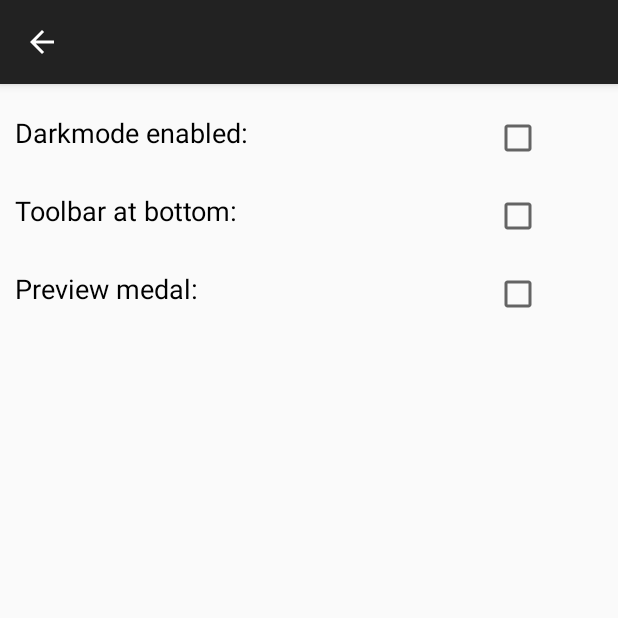
After one commit to atreskow/dwm-sandbox-niklas, an Android app: the SettingsActivity screen opened directly, with no data from a screen before it, on a phone screen of 412 x 824 dp, the top half of it. The commit adds this screen. Run offline under Robolectric (Android 15) with nearby library versions, the phone set to English and light mode, and no system bars.

Commit message:
Neue Activity für Einstellungen hinzugefügt; Toolbar Funktionalität für Platzierung oben / unten durch Einstellungen ergänzt

```diff
--- a/Weinsuchapp_Extern/WineSearchApp_Extern/app/src/main/AndroidManifest.xml
+++ b/Weinsuchapp_Extern/WineSearchApp_Extern/app/src/main/AndroidManifest.xml
@@ -19,6 +19,9 @@
         <activity android:name="com.dwm.winesearchapp_extern.WinedetailsActivity"
             android:parentActivityName=".SearchActivity">
         </activity>
+        <activity android:name="com.dwm.winesearchapp_extern.SettingsActivity"
+            android:parentActivityName=".SearchActivity">
+        </activity>
     </application>
 
     <uses-permission android:name="android.permission.INTERNET" />
--- /dev/null
+++ b/Weinsuchapp_Extern/WineSearchApp_Extern/app/src/main/java/com/dwm/winesearchapp_extern/SettingsActivity.java
@@ -0,0 +1,67 @@
+package com.dwm.winesearchapp_extern;
+
+import android.content.Context;
+import android.content.Intent;
+import android.content.SharedPreferences;
+import android.os.Bundle;
+import android.preference.PreferenceManager;
+import android.widget.CheckBox;
+import android.widget.CompoundButton;
+
+import androidx.appcompat.app.AppCompatActivity;
+
+public class SettingsActivity extends AppCompatActivity {
+
+    private CheckBox _darkmodeCheckbox;
+    private CheckBox _toolbarCheckbox;
+    private CheckBox _medalCheckbox;
+
+    private SharedPreferences _sharedPref;
+    private SharedPreferences.Editor _editor;
+
+    @Override
+    protected void onCreate(Bundle savedInstanceState) {
+        super.onCreate(savedInstanceState);
+        setContentView(R.layout.activity_settings);
+        ViewHelper.SetupToolbar(this);
+
+        _sharedPref = PreferenceManager.getDefaultSharedPreferences(getApplicationContext());
+        _editor = _sharedPref.edit();
+
+        _darkmodeCheckbox = findViewById(R.id.darkmode_checkbox);
+        _toolbarCheckbox = findViewById(R.id.toolbar_checkbox);
+        _medalCheckbox = findViewById(R.id.medal_checkbox);
+
+        _darkmodeCheckbox.setChecked(_sharedPref.getBoolean("darkmodeEnabled", false));
+        _toolbarCheckbox.setChecked(_sharedPref.getBoolean("toolbarBottom", false));
+        _medalCheckbox.setChecked(_sharedPref.getBoolean("medalPreview", false));
+
+        _darkmodeCheckbox.setOnCheckedChangeListener(_darkmodeListener);
+        _toolbarCheckbox.setOnCheckedChangeListener(_toolbarListener);
+        _medalCheckbox.setOnCheckedChangeListener(_medalListener);
+    }
+
+    private void reload() {
+        Intent i = new Intent(getApplicationContext(), SettingsActivity.class);
+        getApplicationContext().startActivity(i);
+        ViewHelper.Finish(this);
+    }
+
+    private final CompoundButton.OnCheckedChangeListener _darkmodeListener = (radioGroup, isChecked) -> {
+        _editor.putBoolean("darkmodeEnabled", isChecked);
+        _editor.commit();
+        reload();
+    };
+
+    private final CompoundButton.OnCheckedChangeListener _toolbarListener = (radioGroup, isChecked) -> {
+        _editor.putBoolean("toolbarBottom", isChecked);
+        _editor.commit();
+        reload();
+    };
+
+    private final CompoundButton.OnCheckedChangeListener _medalListener = (radioGroup, isChecked) -> {
+        _editor.putBoolean("medalPreview", isChecked);
+        _editor.commit();
+        reload();
+    };
+}
--- a/Weinsuchapp_Extern/WineSearchApp_Extern/app/src/main/java/com/dwm/winesearchapp_extern/ViewHelper.java
+++ b/Weinsuchapp_Extern/WineSearchApp_Extern/app/src/main/java/com/dwm/winesearchapp_extern/ViewHelper.java
@@ -4,11 +4,13 @@
 import android.content.Context;
 import android.graphics.Bitmap;
 import android.graphics.Point;
+import android.preference.PreferenceManager;
 import android.view.Display;
 import android.view.View;
 import android.view.WindowManager;
 import android.widget.ImageView;
 import android.widget.LinearLayout;
+import android.widget.RelativeLayout;
 import android.widget.TextView;
 import android.widget.Toast;
 
@@ -83,6 +85,16 @@
         activity.setSupportActionBar(actionBar);
         activity.getSupportActionBar().setDisplayShowTitleEnabled(false);
         activity.getSupportActionBar().setDisplayHomeAsUpEnabled(true);
+
+        boolean toolbarBottom = PreferenceManager.getDefaultSharedPreferences(activity.getApplicationContext()).getBoolean("toolbarBottom", false);
+        if (toolbarBottom) {
+            RelativeLayout.LayoutParams params = new RelativeLayout.LayoutParams(RelativeLayout.LayoutParams.MATCH_PARENT,  RelativeLayout.LayoutParams.WRAP_CONTENT);
+            params.addRule(RelativeLayout.ALIGN_PARENT_BOTTOM, RelativeLayout.TRUE);
+            actionBar.setLayoutParams(params);
+
+            TextView toolbarWhitespace = activity.findViewById(R.id.toolbar_whitespace);
+            toolbarWhitespace.setVisibility(View.GONE);
+        }
     }
 
     public static LinearLayout CreateLinearLayout(Context context) {
--- /dev/null
+++ b/Weinsuchapp_Extern/WineSearchApp_Extern/app/src/main/res/layout/activity_settings.xml
@@ -0,0 +1,123 @@
+<?xml version="1.0" encoding="utf-8"?>
+<RelativeLayout xmlns:android="http://schemas.android.com/apk/res/android"
+    android:backgroundTint="@color/colorPrimary"
+    android:layout_width="match_parent"
+    android:layout_height="match_parent">
+
+    <include
+        android:id="@+id/toolbar"
+        layout="@layout/toolbar_winedetails"
+        android:layout_alignParentBottom="false"
+        android:layout_width="match_parent"
+        android:layout_height="wrap_content"/>
+
+    <ProgressBar
+        android:id="@+id/loadingPanel"
+        android:layout_width="wrap_content"
+        android:layout_height="wrap_content"
+        android:gravity="center"
+        android:layout_centerInParent="true"
+        android:visibility="gone"
+        android:indeterminate="true" />
+
+    <ScrollView
+        android:id="@+id/scrollView1"
+        android:layout_width="match_parent"
+        android:layout_height="match_parent">
+
+        <LinearLayout
+            android:layout_width="match_parent"
+            android:layout_height="match_parent"
+            android:orientation="vertical" >
+
+            <TextView
+                android:id="@+id/toolbar_whitespace"
+                android:layout_width="match_parent"
+                android:layout_height="?attr/actionBarSize"
+                android:text=""
+                android:textAlignment="center" />
+
+            <LinearLayout
+                android:id="@+id/darkmode_layout"
+                android:layout_width="match_parent"
+                android:layout_height="wrap_content"
+                android:layout_marginTop="20dp"
+                android:orientation="horizontal">
+
+                <TextView
+                    android:id="@+id/darkmode_text"
+                    android:layout_width="0dp"
+                    android:layout_height="wrap_content"
+                    android:text="@string/settings_darkmode"
+                    android:paddingLeft="10dp"
+                    android:textColor="@color/textPrimary"
+                    android:textAppearance="?android:attr/textAppearanceMedium"
+                    android:layout_weight="4"/>
+
+                <CheckBox
+                    android:id="@+id/darkmode_checkbox"
+                    android:layout_width="0dp"
+                    android:layout_height="wrap_content"
+                    android:layout_gravity="end"
+                    android:layout_weight="1"/>
+
+            </LinearLayout>
+
+            <LinearLayout
+                android:id="@+id/toolbar_layout"
+                android:layout_width="match_parent"
+                android:layout_height="wrap_content"
+                android:layout_marginTop="20dp"
+                android:orientation="horizontal">
+
+                <TextView
+                    android:id="@+id/toolbar_text"
+                    android:layout_width="0dp"
+                    android:layout_height="wrap_content"
+                    android:text="@string/settings_toolbar"
+                    android:textColor="@color/textPrimary"
+                    android:paddingLeft="10dp"
+                    android:textAppearance="?android:attr/textAppearanceMedium"
+                    android:layout_weight="4"/>
+
+
+                <CheckBox
+                    android:id="@+id/toolbar_checkbox"
+                    android:layout_width="0dp"
+                    android:layout_height="wrap_content"
+                    android:layout_gravity="end"
+                    android:layout_weight="1"/>
+
+            </LinearLayout>
+
+            <LinearLayout
+                android:id="@+id/medal_layout"
+                android:layout_width="match_parent"
+                android:layout_height="wrap_content"
+                android:layout_marginTop="20dp"
+                android:orientation="horizontal">
+
+                <TextView
+                    android:id="@+id/medal_text"
+                    android:layout_width="0dp"
+                    android:layout_height="wrap_content"
+                    android:text="@string/settings_medal"
+                    android:textColor="@color/textPrimary"
+                    android:paddingLeft="10dp"
+                    android:textAppearance="?android:attr/textAppearanceMedium"
+                    android:layout_weight="4"/>
+
+                <CheckBox
+                    android:id="@+id/medal_checkbox"
+                    android:layout_width="0dp"
+                    android:layout_height="wrap_content"
+                    android:layout_gravity="end"
+                    android:layout_weight="1"/>
+
+            </LinearLayout>
+
+        </LinearLayout>
+
+    </ScrollView>
+
+</RelativeLayout>
--- a/Weinsuchapp_Extern/WineSearchApp_Extern/app/src/main/res/layout/activity_winedetails.xml
+++ b/Weinsuchapp_Extern/WineSearchApp_Extern/app/src/main/res/layout/activity_winedetails.xml
@@ -7,7 +7,10 @@
 
     <include
         android:id="@+id/toolbar"
-        layout="@layout/toolbar_winedetails" />
+        layout="@layout/toolbar_winedetails"
+        android:layout_alignParentBottom="false"
+        android:layout_width="match_parent"
+        android:layout_height="wrap_content" />
 
     <ProgressBar
         android:id="@+id/loadingPanel"
@@ -30,6 +33,7 @@
             android:orientation="vertical">
 
             <TextView
+                android:id="@+id/toolbar_whitespace"
                 android:layout_width="match_parent"
                 android:layout_height="?attr/actionBarSize"
                 android:text=""
--- a/Weinsuchapp_Extern/WineSearchApp_Extern/app/src/main/res/values/colors.xml
+++ b/Weinsuchapp_Extern/WineSearchApp_Extern/app/src/main/res/values/colors.xml
@@ -5,4 +5,5 @@
     <color name="buttonPrimary">#CF0038</color>
     <color name="toolbarPrimary">#222222</color>
     <color name="buttonTextPrimary">#ffffff</color>
+    <color name="textPrimary">#000000</color>
 </resources>
--- a/Weinsuchapp_Extern/WineSearchApp_Extern/app/src/main/res/values/strings.xml
+++ b/Weinsuchapp_Extern/WineSearchApp_Extern/app/src/main/res/values/strings.xml
@@ -20,4 +20,8 @@
     <string name="no">False</string>
 
     <string name="language">en</string>
+
+    <string name="settings_darkmode">Darkmode enabled:</string>
+    <string name="settings_toolbar">Toolbar at bottom:</string>
+    <string name="settings_medal">Preview medal:</string>
 </resources>
```
Also changed, not shown: Weinsuchapp_Extern/WineSearchApp_Extern/app/src/main/java/com/dwm/winesearchapp_extern/SearchActivity.java (+16 -6 lines), Weinsuchapp_Extern/WineSearchApp_Extern/app/src/main/res/drawable/baseline_settings_24.xml (added, +10 -0 lines), Weinsuchapp_Extern/WineSearchApp_Extern/app/src/main/res/layout/activity_search.xml (+30 -18 lines), Weinsuchapp_Extern/WineSearchApp_Extern/app/src/main/res/layout/toolbar_default.xml (+11 -1 lines), 2 other files.
